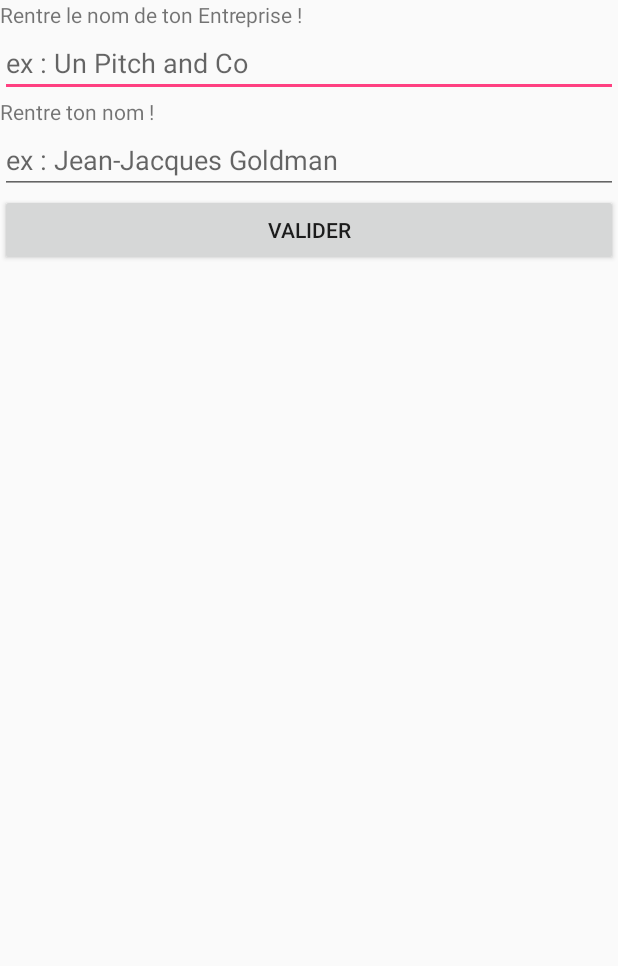
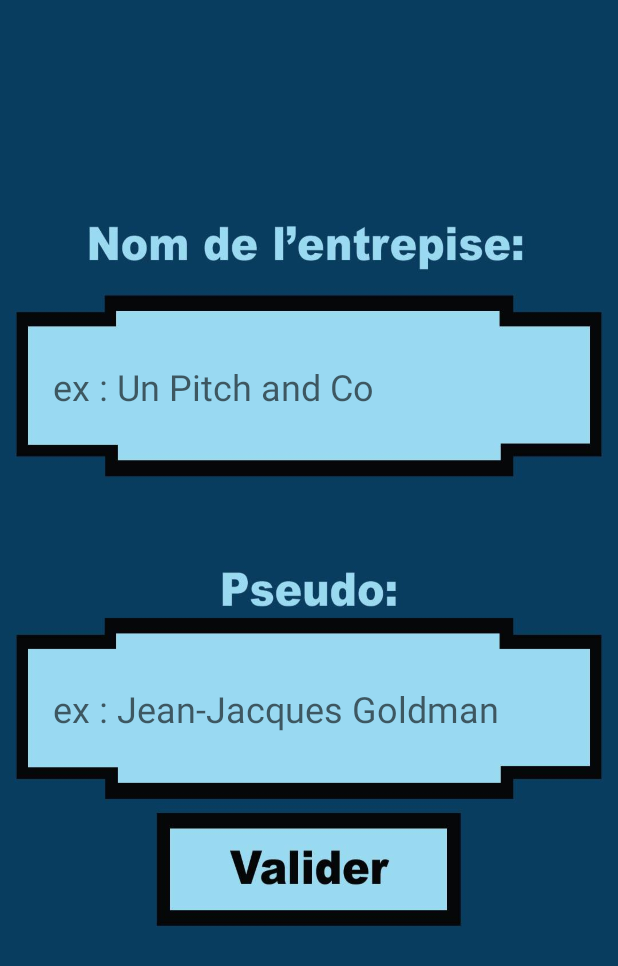
Before and after one commit to LeonardPasquier/IDLEGAME, an Android app: the layout lay_intro_2.xml on its own in the app's theme, with its tools: preview values and no code run, on a phone screen of 412 x 824 dp. Shown: the top 966 px of the screen. Run offline under Robolectric (Android 15) with nearby library versions, the phone set to English and light mode, and no system bars.

Commit message:
intro terminé

```diff
--- a/app/src/main/java/corporation/unpitch/idlegame/Introduction.java
+++ b/app/src/main/java/corporation/unpitch/idlegame/Introduction.java
@@ -68,7 +68,7 @@ public class Introduction  extends AppCompatActivity implements View.OnClickList
                 compteur -= 1;
             }
             else{
-                int image = R.drawable.introduction2;
+                int image = R.drawable.reflechissement;
                 imageFond.setImageResource(image);
                 compteur -= 1;
             }
@@ -87,7 +87,7 @@ public class Introduction  extends AppCompatActivity implements View.OnClickList
             }
             else {
                 compteur += 1;
-                int image = R.drawable.introduction2;
+                int image = R.drawable.reflechissement;
                 imageFond.setImageResource(image);
             }
         }
--- a/app/src/main/res/layout/lay_intro_2.xml
+++ b/app/src/main/res/layout/lay_intro_2.xml
@@ -1,40 +1,73 @@
 <?xml version="1.0" encoding="utf-8"?>
 <LinearLayout xmlns:android="http://schemas.android.com/apk/res/android"
     android:orientation="vertical" android:layout_width="match_parent"
-    android:layout_height="match_parent">
+    android:layout_height="match_parent"
+    android:background="@drawable/intro_choix"
+    android:weightSum="100">
 
-    <TextView
-        android:text="Rentre le nom de ton Entreprise !"
+    <Space
         android:layout_width="match_parent"
-        android:layout_height="wrap_content"
-        android:id="@+id/textView" />
+        android:layout_height="0dp"
+        android:layout_weight="26.36"/>
+
 
     <EditText
         android:layout_width="match_parent"
-        android:layout_height="wrap_content"
+        android:layout_height="0dp"
         android:inputType="textPersonName"
         android:ems="10"
         android:id="@+id/editText"
-        android:hint="ex : Un Pitch and Co"/>
+        android:hint="ex : Un Pitch and Co"
+        android:layout_weight="10"
+        android:textSize="24sp"
+        android:layout_marginLeft="35dp"
+        android:background="@android:color/transparent"/>
 
-    <TextView
-        android:text="Rentre ton nom !"
+    <Space
         android:layout_width="match_parent"
-        android:layout_height="wrap_content"
-        android:id="@+id/textView3" />
+        android:layout_height="0dp"
+        android:layout_weight="12.71"/>
+
 
     <EditText
         android:layout_width="match_parent"
-        android:layout_height="wrap_content"
+        android:layout_height="0dp"
         android:inputType="textPersonName"
         android:ems="10"
         android:id="@+id/editText2"
-        android:hint="ex : Jean-Jacques Goldman"/>
+        android:hint="ex : Jean-Jacques Goldman"
+        android:layout_weight="16.83"
+        android:textSize="24sp"
+        android:layout_marginLeft="35dp"
+        android:background="@android:color/transparent"
+        />
 
-    <Button
-        android:text="Valider"
+
+    <LinearLayout
         android:layout_width="match_parent"
-        android:layout_height="wrap_content"
-        android:id="@+id/button"
-        android:onClick="onClickValider"/>
+        android:layout_height="0dp"
+        android:layout_weight="9.01"
+        android:weightSum="100">
+
+        <Space
+            android:layout_width="0dp"
+            android:layout_height="wrap_content"
+            android:layout_weight="27" />
+
+        <Button
+            android:text=""
+            android:layout_width="0dp"
+            android:layout_height="match_parent"
+            android:id="@+id/button"
+            android:onClick="onClickValider"
+            android:gravity="center"
+            android:layout_weight="46"
+            android:background="@null"/>
+
+        <Space
+            android:layout_width="0dp"
+            android:layout_height="wrap_content"
+            android:layout_weight="27" />
+
+    </LinearLayout>
 </LinearLayout>
```
Also changed, not shown: app/src/main/res/drawable/intro_choix.jpg (added), app/src/main/res/drawable/reflechissement.jpg (added).
